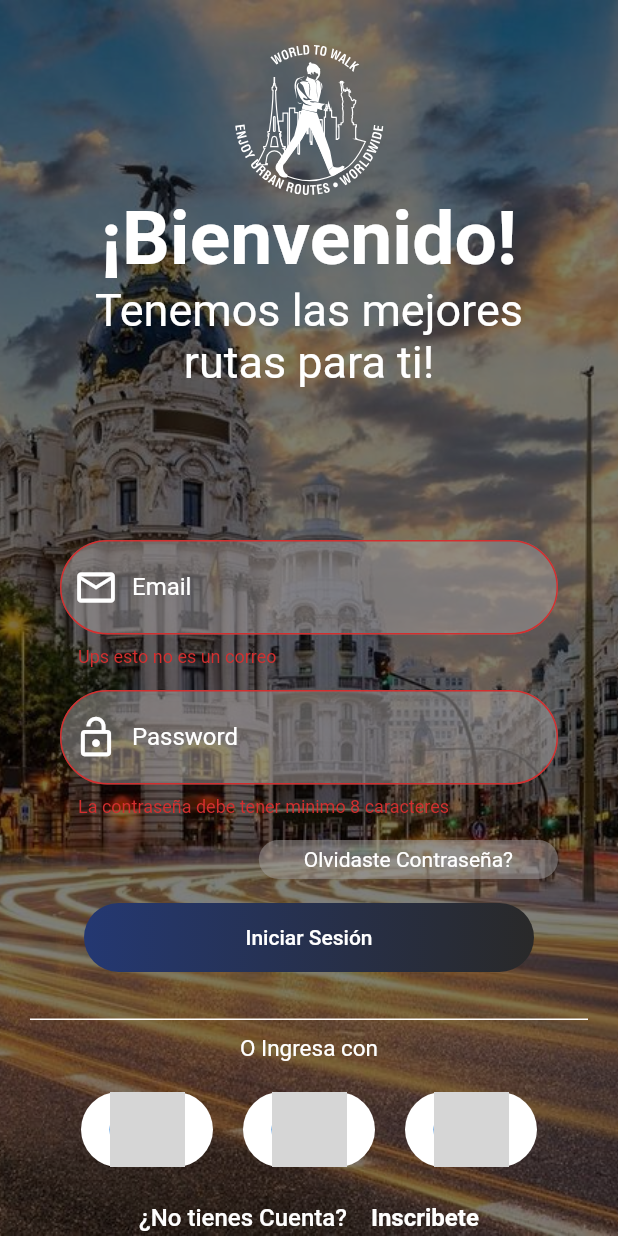
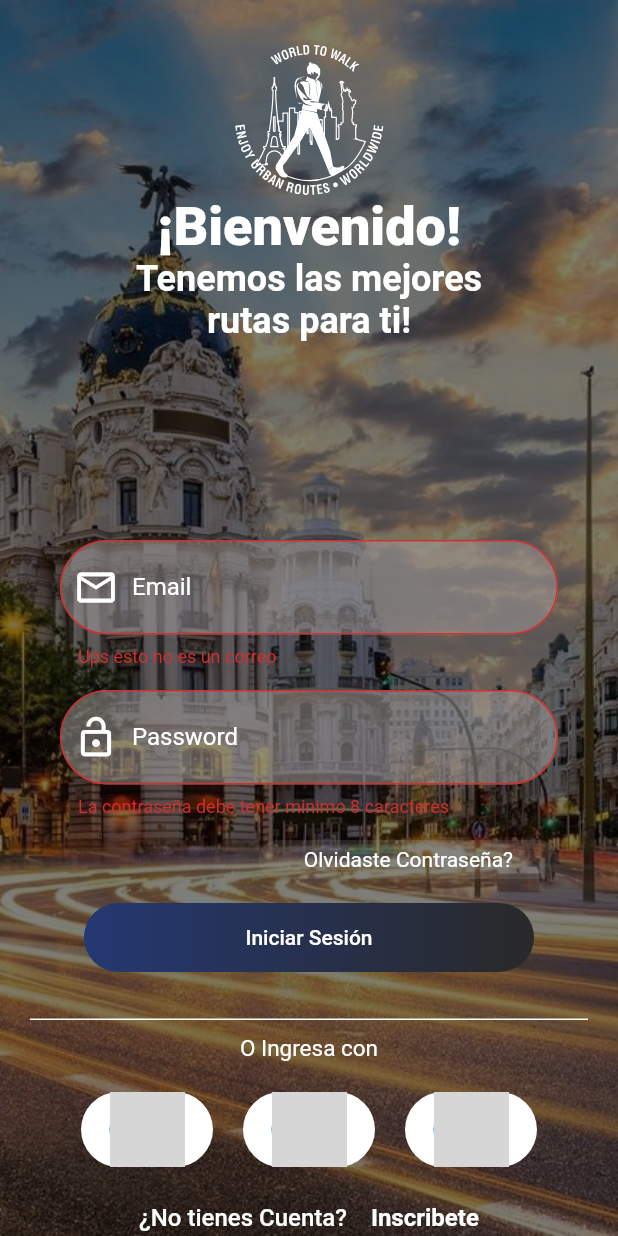
Before and after one commit to doublevpartners/w2w-app, a Flutter app: the screen it shows after launch, after a tap on "Iniciar Sesión", on a phone screen of 412 x 824 dp. Run offline on Flutter 3.47's test engine with Material 2 defaults, Android fonts, the phone set to English and light mode, and no system bars; drawn by our look-alikes of auto_size_text; our stand-ins replace firebase_auth, firebase_core, flutter_secure_storage, flutter_spinkit, flutter_svg, google_sign_in; accounts and stored records are empty; network calls fail; grey boxes are pictures that could not be loaded.

Commit message:
Adding Class Theme

```diff
--- a/lib/main.dart
+++ b/lib/main.dart
@@ -3,6 +3,7 @@ import 'package:flutter/material.dart';
 import 'package:provider/provider.dart';
 import 'package:w2w_app/providers/google_sign_in_provider.dart';
 import 'package:w2w_app/services/services.dart';
+import 'package:w2w_app/theme/app_theme.dart';
 
 import 'screens/screens.dart';
 
@@ -44,8 +45,7 @@ class MyApp extends StatelessWidget {
         'slideshow': (_) => const SlideShowScreen()
       },
       scaffoldMessengerKey: NotificationService.messegarKey,
-      theme: ThemeData.light().copyWith(
-          scaffoldBackgroundColor: const Color.fromRGBO(255, 255, 255, 1)),
+      theme: AppTheme.lightTheme,
     );
   }
 }
--- a/lib/screens/check_auth_screen.dart
+++ b/lib/screens/check_auth_screen.dart
@@ -5,6 +5,7 @@ import 'package:flutter_svg/svg.dart';
 import 'package:provider/provider.dart';
 import 'package:w2w_app/screens/screens.dart';
 import 'package:w2w_app/services/services.dart';
+import 'package:w2w_app/theme/app_theme.dart';
 
 class CheckAuthScreen extends StatelessWidget {
   const CheckAuthScreen({super.key});
@@ -21,7 +22,7 @@ class CheckAuthScreen extends StatelessWidget {
               image: const AssetImage("assets/splashScreen.png"),
               fit: BoxFit.cover,
               colorFilter: ColorFilter.mode(
-                  Colors.black.withOpacity(0.2), BlendMode.darken)),
+                  AppTheme.secondary.withOpacity(0.2), BlendMode.darken)),
         ),
         child: SingleChildScrollView(
           child: Column(
@@ -98,19 +99,16 @@ class _BodySplash extends StatelessWidget {
         Container(
           margin:
               EdgeInsets.only(top: MediaQuery.of(context).size.height * 0.1),
-          child: Column(children: const [
+          child: Column(children: [
             AutoSizeText(
               'Se tu Propio Guia',
-              style: TextStyle(
-                  fontSize: 40,
-                  fontWeight: FontWeight.bold,
-                  color: Colors.white),
+              style: Theme.of(context).textTheme.headline5,
             ),
-            SizedBox(
+            const SizedBox(
               height: 50,
             ),
-            SpinKitCircle(
-              color: Colors.white,
+            const SpinKitCircle(
+              color: AppTheme.third,
             ),
           ]),
         )
--- a/lib/screens/home_screen.dart
+++ b/lib/screens/home_screen.dart
@@ -10,6 +10,7 @@ class HomeScreen extends StatelessWidget {
   Widget build(BuildContext context) {
     final authService = Provider.of<AuthService>(context, listen: false);
     return Scaffold(
+      backgroundColor: Colors.blue,
       body: Center(
         child: Row(children: [
           IconButton(
--- a/lib/screens/login_screen.dart
+++ b/lib/screens/login_screen.dart
@@ -3,6 +3,7 @@
 import 'package:flutter/material.dart';
 import 'package:provider/provider.dart';
 import 'package:w2w_app/providers/providers.dart';
+import 'package:w2w_app/theme/app_theme.dart';
 import 'package:w2w_app/ui/input_decorations.dart';
 import 'package:w2w_app/widgets/widgets.dart';
 
@@ -69,7 +70,7 @@ class _LoginForm extends StatelessWidget {
         child: Column(
           children: [
             TextFormField(
-              style: const TextStyle(color: Colors.white),
+              style: const TextStyle(color: AppTheme.third),
               autocorrect: false,
               autofocus: false,
               keyboardType: TextInputType.emailAddress,
@@ -93,7 +94,7 @@ class _LoginForm extends StatelessWidget {
               height: 15,
             ),
             TextFormField(
-              style: const TextStyle(color: Colors.white),
+              style: const TextStyle(color: AppTheme.third),
               autocorrect: false,
               autofocus: false,
               obscureText: true,
@@ -119,7 +120,7 @@ class _LoginForm extends StatelessWidget {
                     const EdgeInsets.symmetric(horizontal: 30, vertical: 5),
                 decoration: BoxDecoration(
                     borderRadius: BorderRadius.circular(50),
-                    color: const Color.fromARGB(129, 163, 159, 159)),
+                    color: const Color.fromARGB(39, 163, 159, 159)),
                 child: const Text(
                   'Olvidaste Contraseña?',
                   style: TextStyle(color: Colors.white),
@@ -130,7 +131,7 @@ class _LoginForm extends StatelessWidget {
               height: 15,
             ),
             MaterialButton(
-              disabledColor: Colors.grey,
+              disabledColor: Theme.of(context).disabledColor,
               elevation: 0,
               shape: RoundedRectangleBorder(
                   borderRadius: BorderRadius.circular(55)),
@@ -169,10 +170,8 @@ class _LoginForm extends StatelessWidget {
                   width: double.maxFinite,
                   decoration: !loginForm.isLoading
                       ? BoxDecoration(
-                          gradient: const LinearGradient(colors: [
-                            Color.fromRGBO(36, 56, 114, 1),
-                            Color.fromRGBO(41, 41, 41, 1)
-                          ]),
+                          gradient: const LinearGradient(
+                              colors: [AppTheme.primary, AppTheme.secondary]),
                           borderRadius: BorderRadius.circular(55))
                       : null,
                   padding:
@@ -181,7 +180,7 @@ class _LoginForm extends StatelessWidget {
                     loginForm.isLoading
                         ? 'Por favor espere...'
                         : 'Iniciar Sesión',
-                    style: const TextStyle(color: Colors.white),
+                    style: const TextStyle(color: AppTheme.third),
                     textAlign: TextAlign.center,
                   )),
             ),
--- /dev/null
+++ b/lib/theme/app_theme.dart
@@ -0,0 +1,44 @@
+import 'package:flutter/material.dart';
+
+class AppTheme {
+  static const Color primary = Color.fromRGBO(36, 56, 114, 1);
+  static const Color secondary = Color.fromRGBO(41, 41, 41, 1);
+  static const Color third = Color.fromRGBO(255, 255, 255, 1);
+
+  static final ThemeData lightTheme = ThemeData.light().copyWith(
+    primaryColor: primary,
+    textTheme: const TextTheme(
+      headline1: TextStyle(
+        color: Colors.white,
+        fontWeight: FontWeight.w400,
+        fontSize: 60,
+      ),
+      headline2: TextStyle(
+        color: secondary,
+        fontWeight: FontWeight.w700,
+        fontSize: 48,
+      ),
+      headline3: TextStyle(
+        color: Colors.white,
+        fontWeight: FontWeight.w800,
+        fontSize: 36,
+      ),
+      headline4: TextStyle(
+        color: Colors.white,
+        fontWeight: FontWeight.w400,
+        fontSize: 32,
+      ),
+      headline5: TextStyle(
+        color: Colors.white,
+        fontWeight: FontWeight.w700,
+        fontSize: 24,
+      ),
+      headline6: TextStyle(
+        color: Colors.white,
+        fontWeight: FontWeight.w700,
+        fontSize: 20,
+      ),
+    ),
+    disabledColor: Colors.grey,
+  );
+}
--- a/lib/widgets/auth_background.dart
+++ b/lib/widgets/auth_background.dart
@@ -1,5 +1,7 @@
+import 'package:auto_size_text/auto_size_text.dart';
 import 'package:flutter/material.dart';
 import 'package:flutter_svg/flutter_svg.dart';
+import 'package:w2w_app/theme/app_theme.dart';
 
 class AuthBackgroud extends StatelessWidget {
   final Widget child;
@@ -27,17 +29,13 @@ class _HeaderLogin extends StatelessWidget {
             'assets/Logo.svg',
             width: 100,
             semanticsLabel: 'World To Walk',
-            fit: BoxFit.contain,
+            fit: BoxFit.cover,
           ),
-          const Text(
-            '¡Bienvenido!',
-            style: TextStyle(
-                fontSize: 50, fontWeight: FontWeight.bold, color: Colors.white),
-          ),
-          const Text(
+          AutoSizeText('¡Bienvenido!',
+              style: Theme.of(context).textTheme.headline3),
+          AutoSizeText(
             'Tenemos las mejores\nrutas para ti!',
-            style: TextStyle(
-                fontSize: 30, fontWeight: FontWeight.w400, color: Colors.white),
+            style: Theme.of(context).textTheme.headline5,
             textAlign: TextAlign.center,
           ),
         ]),
--- a/lib/widgets/card_container_login.dart
+++ b/lib/widgets/card_container_login.dart
@@ -1,4 +1,5 @@
 import 'package:flutter/material.dart';
+import 'package:w2w_app/theme/app_theme.dart';
 
 class CardContainerLogin extends StatelessWidget {
   final Widget child;
@@ -18,5 +19,5 @@ class CardContainerLogin extends StatelessWidget {
   }
 
   BoxDecoration _createCardShape() => const BoxDecoration(
-      border: Border(bottom: BorderSide(color: Colors.white)));
+      border: Border(bottom: BorderSide(color: AppTheme.third)));
 }
--- a/lib/widgets/footer_login.dart
+++ b/lib/widgets/footer_login.dart
@@ -1,4 +1,5 @@
 import 'package:flutter/material.dart';
+import 'package:w2w_app/theme/app_theme.dart';
 
 class FooterLogin extends StatelessWidget {
   const FooterLogin({super.key});
@@ -33,7 +34,9 @@ class FooterLogin extends StatelessWidget {
           child: const Text(
             'Inscribete',
             style: TextStyle(
-                color: Colors.white, fontSize: 16, fontWeight: FontWeight.bold),
+                color: AppTheme.third,
+                fontSize: 16,
+                fontWeight: FontWeight.bold),
           ),
         )
       ],
--- a/lib/widgets/row_container_login.dart
+++ b/lib/widgets/row_container_login.dart
@@ -24,7 +24,7 @@ class RowContainerLogin extends StatelessWidget {
                 Provider.of<GoogleSignInProvider>(context, listen: false);
             await provider.signInWithGoogle(context: context);
             Future.microtask(
-                () => Navigator.pushReplacementNamed(context, 'home'));
+                () => Navigator.pushReplacementNamed(context, 'slidesow'));
           },
           child: const CircleAvatar(
             maxRadius: 25,
```
Also changed, not shown: lib/labs/slideshow_screen.dart (added, +240 -0 lines), lib/screens/register_screen.dart (+4 -5 lines), lib/widgets/slideshow.dart (added, +12 -0 lines).
